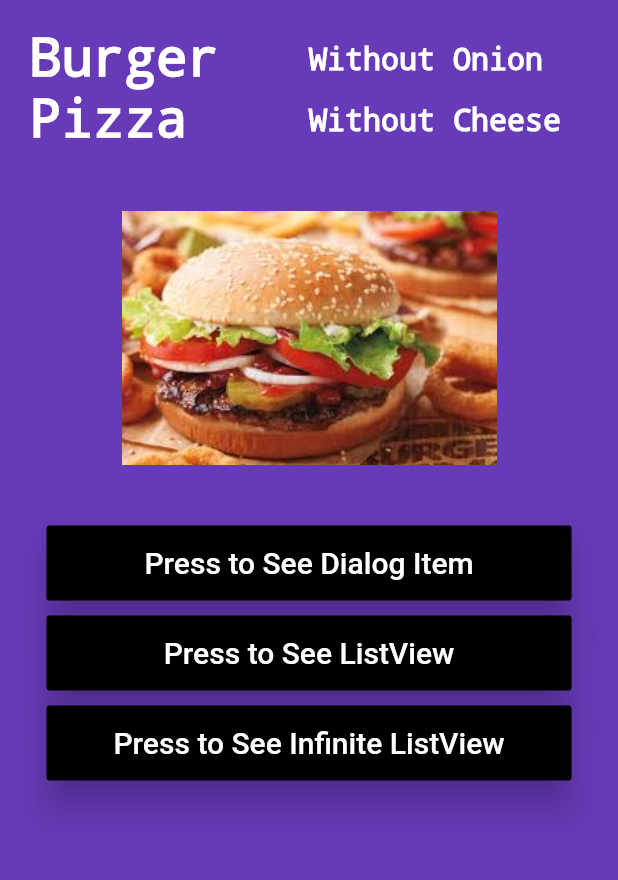
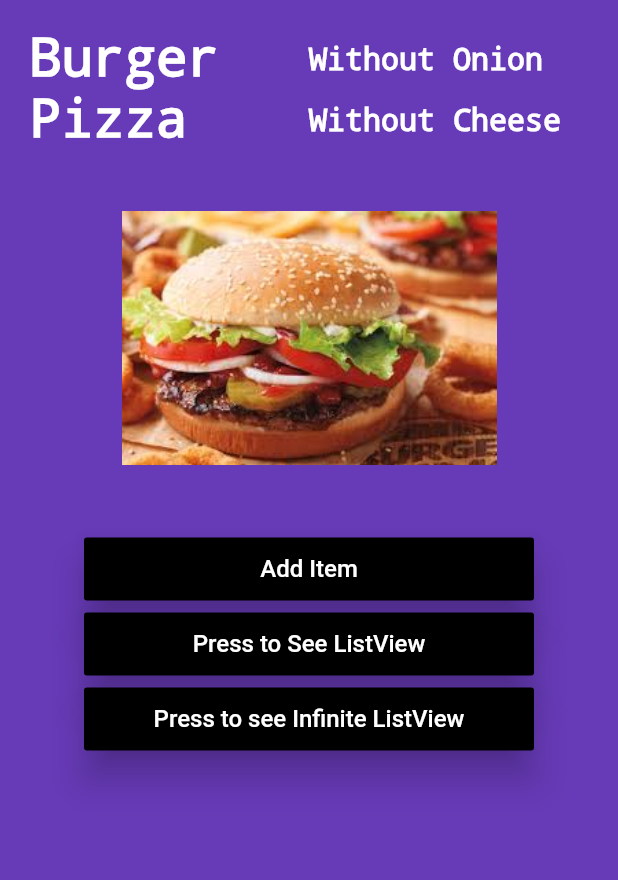
Before and after one commit to vikasmain/food_app_flutter, a Flutter app: the screen it shows after launch, on a phone screen of 412 x 824 dp, the part 97-977 px from its top. Run offline on Flutter 3.47's test engine with Material 2 defaults, Android fonts, the phone set to English and light mode, and no system bars.

Commit message:
Refactor code

```diff
--- a/lib/app_screens/main_screen.dart
+++ b/lib/app_screens/main_screen.dart
@@ -67,9 +67,9 @@ class MainScreen extends StatelessWidget {
                   ],
                 ),
                 ImageAsset(),
-                AddButton(),
-                ListViewButton(),
-                InfiniteListViewButton()
+                AddButton("Add Item"),
+                AddButton("Press to See ListView"),
+                AddButton("Press to see Infinite ListView")
               ],
             )));
   }
@@ -90,24 +90,6 @@ class ImageAsset extends StatelessWidget {
   }
 }
 
-class AddButton extends StatelessWidget {
-  @override
-  Widget build(BuildContext context) {
-    return Container(
-      width: 350.0,
-      height: 50.0,
-      child: RaisedButton(
-          color: Colors.black,
-          elevation: 10.0,
-          child: Text("Press to See Dialog Item",
-              style: TextStyle(color: Colors.white, fontSize: 20.0)),
-          onPressed: () {
-            Dialog(context);
-          }),
-    );
-  }
-}
-
 void Dialog(BuildContext context) {
   var alertDialog = AlertDialog(
     title: Text("Item Added Successfully"),
@@ -120,44 +102,28 @@ void Dialog(BuildContext context) {
       });
 }
 
-class ListViewButton extends StatelessWidget {
+class AddButton extends StatelessWidget {
+  String buttonText;
+
+  AddButton(String text) {
+    buttonText = text;
+  }
+
   @override
   Widget build(BuildContext context) {
     return Container(
-      width: 350.0,
-      height: 50.0,
-      margin: EdgeInsets.only(top: 10.0),
+      width: 300.0,
+      height: 42.0,
+      margin: EdgeInsets.only(top:8.0),
       child: RaisedButton(
           color: Colors.black,
           elevation: 10.0,
-          child: Text("Press to See ListView",
-              style: TextStyle(color: Colors.white, fontSize: 20.0)),
+          child: Text(buttonText,
+              style: TextStyle(color: Colors.white, fontSize: 16.0)),
           onPressed: () {
             Navigator.push(
               context,
               MaterialPageRoute(builder: (context) => ListScreen()),
-            );
-          }),
-    );
-  }
-}
-
-class InfiniteListViewButton extends StatelessWidget {
-  @override
-  Widget build(BuildContext context) {
-    return Container(
-      width: 350.0,
-      height: 50.0,
-      margin: EdgeInsets.only(top: 10.0),
-      child: RaisedButton(
-          color: Colors.black,
-          elevation: 10.0,
-          child: Text("Press to See Infinite ListView",
-              style: TextStyle(color: Colors.white, fontSize: 20.0)),
-          onPressed: () {
-            Navigator.push(
-              context,
-              MaterialPageRoute(builder: (context) => InfiniteListView()),
             );
           }),
     );
```
